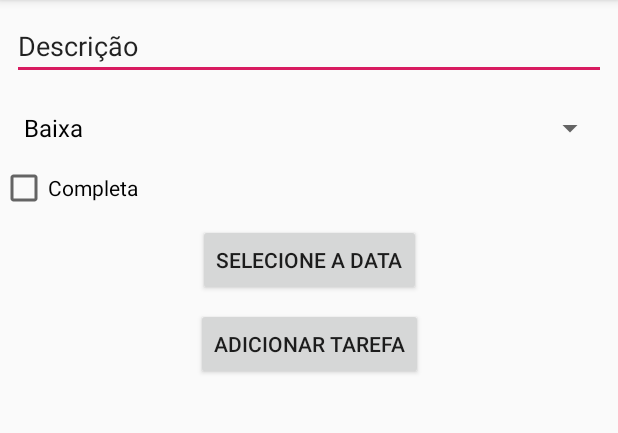
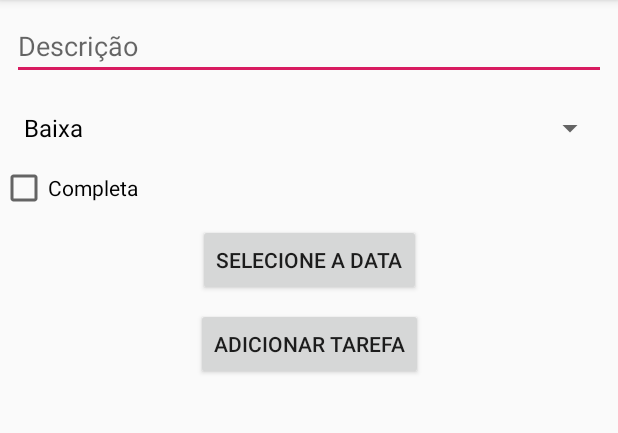
Before and after one commit to CarlosHenriqueMarques/kotlin-task, an Android app: the TaskFormActivity screen opened directly, with no data from a screen before it, on a phone screen of 412 x 824 dp, the part 84-517 px from its top. Run offline under Robolectric (Android 15) with nearby library versions, the phone set to English and light mode, and no system bars.

Commit message:
Correção evento botão

```diff
--- a/app/src/main/java/com/example/tasks/views/TaskFormActivity.kt
+++ b/app/src/main/java/com/example/tasks/views/TaskFormActivity.kt
@@ -37,13 +37,14 @@ class TaskFormActivity : AppCompatActivity(), DatePickerDialog.OnDateSetListener
         loadPriorities()
 
 
-        /*buttonDate.setOnClickListener {
+        buttonDate.setOnClickListener {
             openCalendar()
         }
 
-        buttonSave.setOnClickListener {
+        buttonTask.setOnClickListener {
             handleSave()
-        }*/
+        }
+
     }
 
     private fun handleSave() {
@@ -55,6 +56,7 @@ class TaskFormActivity : AppCompatActivity(), DatePickerDialog.OnDateSetListener
             val userId = mSecuretyPreferences.getStoreString(TaskConstants.KEY.USER_ID)?.toInt()
             val taskEntity = TaskEntity(0,userId,priorityId,descriptionText,duedate,complete)
             mBussinesTasks.insert(taskEntity)
+            finish()
 
         }catch (ex : Exception){
             Toast.makeText(this, getString(R.string.erro_inesperado), Toast.LENGTH_LONG).show()
--- a/app/src/main/res/layout/activity_task_form.xml
+++ b/app/src/main/res/layout/activity_task_form.xml
@@ -13,7 +13,7 @@
         android:layout_marginLeft="8dp"
         android:layout_marginTop="8dp"
         android:layout_marginRight="8dp"
-        android:text="@string/description"
+        android:hint="@string/description"
         app:layout_constraintLeft_toLeftOf="parent"
         app:layout_constraintRight_toRightOf="parent"
         app:layout_constraintTop_toTopOf="parent" />
```
Also changed, not shown: app/src/main/java/com/example/tasks/views/TaskListFragment.kt (+16 -34 lines).
